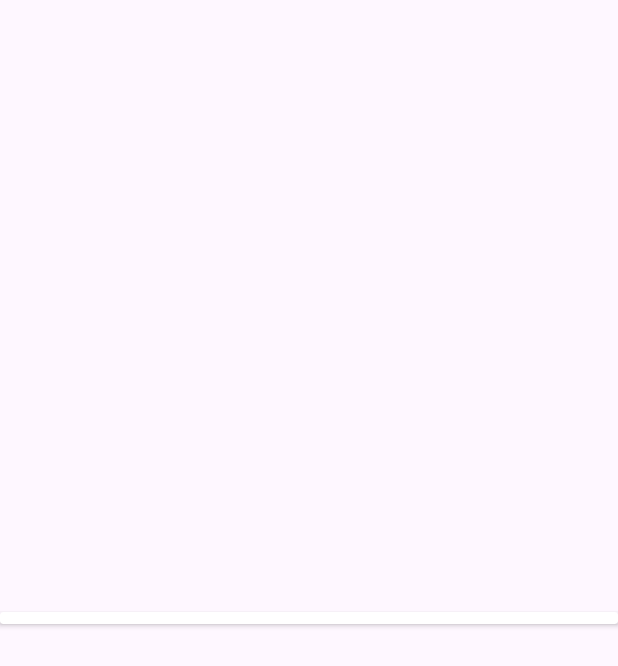
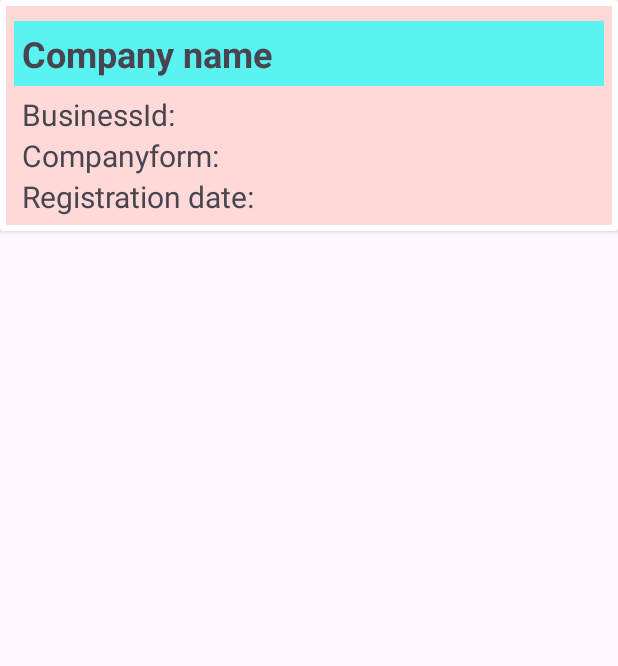
Before and after one commit to miikapihkola/AndroidJavaCourse, an Android app: the layout element_ytj_card.xml on its own in the app's theme, with its tools: preview values and no code run, on a phone screen of 412 x 824 dp. Shown: the top 666 px of the screen. Run offline under Robolectric (Android 15) with nearby library versions, the phone set to English and light mode, and no system bars.

Commit message:
HT11: Haku YTJ:n avoimesta rajapinnasta Ytj kortit tietoineen tulostuu Vielä tarvitaan filteröinti

```diff
--- a/app/src/main/AndroidManifest.xml
+++ b/app/src/main/AndroidManifest.xml
@@ -18,6 +18,7 @@
         tools:targetApi="31">
         <activity
             android:name=".YtjSearch"
+            android:parentActivityName=".MainActivity"
             android:exported="false" />
 
         <receiver
--- a/app/src/main/res/layout/element_ytj_card.xml
+++ b/app/src/main/res/layout/element_ytj_card.xml
@@ -3,54 +3,80 @@
     xmlns:app="http://schemas.android.com/apk/res-auto"
     xmlns:tools="http://schemas.android.com/tools"
     android:layout_width="match_parent"
-    android:layout_height="match_parent">
+    android:layout_height="wrap_content">
 
     <androidx.cardview.widget.CardView
         android:layout_width="match_parent"
         android:layout_height="wrap_content"
+        android:layout_marginBottom="20dp"
         app:layout_constraintBottom_toBottomOf="parent"
         app:layout_constraintEnd_toEndOf="parent"
         app:layout_constraintStart_toStartOf="parent"
         app:layout_constraintTop_toTopOf="parent">
 
         <androidx.constraintlayout.widget.ConstraintLayout
-            android:padding="4dp"
             android:layout_width="match_parent"
-            android:layout_height="match_parent">
+            android:layout_height="match_parent"
+            android:padding="4dp">
+
+            <LinearLayout
+                android:layout_width="match_parent"
+                android:layout_height="match_parent"
+                android:background="#FFD8D8"
+                android:orientation="vertical"
+                tools:layout_editor_absoluteX="4dp"
+                tools:layout_editor_absoluteY="4dp">
 
                 <TextView
                     android:id="@+id/title"
                     style="@style/TextAppearance.MaterialComponents.Headline3"
                     android:layout_width="match_parent"
                     android:layout_height="wrap_content"
-                android:layout_marginTop="4dp"
-                android:text="I'm a title"
-                app:layout_constraintEnd_toEndOf="parent"
-                app:layout_constraintStart_toStartOf="parent"
-                app:layout_constraintTop_toBottomOf="parent" />
+                    android:layout_marginLeft="5dp"
+                    android:layout_marginTop="10dp"
+                    android:layout_marginRight="5dp"
+                    android:layout_marginBottom="5dp"
+                    android:background="#5BF2F2"
+                    android:paddingLeft="5dp"
+                    android:paddingTop="5dp"
+                    android:paddingBottom="5dp"
+                    android:text="Company name"
+                    android:textSize="24sp"
+                    android:textStyle="bold" />
 
                 <TextView
-                android:id="@+id/subhead"
-                style="@style/TextAppearance.MaterialComponents.Subtitle2"
+                    android:id="@+id/businessId"
                     android:layout_width="match_parent"
                     android:layout_height="wrap_content"
-                android:layout_marginTop="4dp"
-                android:text="I'm a subhead"
-                app:layout_constraintEnd_toEndOf="parent"
-                app:layout_constraintStart_toStartOf="parent"
-                app:layout_constraintTop_toBottomOf="@id/title" />
+                    android:layout_marginLeft="5dp"
+                    android:layout_marginRight="5dp"
+                    android:paddingLeft="5dp"
+                    android:text="BusinessId: "
+                    android:textSize="20sp" />
 
                 <TextView
-                android:id="@+id/body"
-                style="@style/TextAppearance.MaterialComponents.Body1"
+                    android:id="@+id/companyForm"
                     android:layout_width="match_parent"
                     android:layout_height="wrap_content"
-                android:layout_marginTop="4dp"
-                android:text="I'm a supporting text. Very Lorem ipsum dolor sit amet, consectetur adipiscing elit, sed do eiusmod tempor incididunt ut labore et dolore magna aliqua. Ut enim ad minim veniam, quis nostrud exercitation ullamco laboris nisi ut aliquip ex ea commodo consequat. Duis aute irure dolor in reprehenderit in voluptate velit esse cillum dolore eu fugiat nulla pariatur. Excepteur sint occaecat cupidatat non proident, sunt in culpa qui officia deserunt mollit anim id est laborum."
-                app:layout_constraintEnd_toEndOf="parent"
-                app:layout_constraintStart_toStartOf="parent"
-                app:layout_constraintTop_toBottomOf="@id/subhead" />
+                    android:layout_marginLeft="5dp"
+                    android:layout_marginRight="5dp"
+                    android:paddingLeft="5dp"
+                    android:text="Companyform: "
+                    android:textSize="20sp" />
+
+                <TextView
+                    android:id="@+id/registrationDate"
+                    android:layout_width="match_parent"
+                    android:layout_height="wrap_content"
+                    android:layout_marginLeft="5dp"
+                    android:layout_marginRight="5dp"
+                    android:layout_marginBottom="5dp"
+                    android:paddingLeft="5dp"
+                    android:text="Registration date: "
+                    android:textSize="20sp" />
+
+            </LinearLayout>
+
         </androidx.constraintlayout.widget.ConstraintLayout>
     </androidx.cardview.widget.CardView>
-
 </androidx.constraintlayout.widget.ConstraintLayout>
--- a/gradle/libs.versions.toml
+++ b/gradle/libs.versions.toml
@@ -11,6 +11,7 @@ lifecycleLivedataKtx = "2.6.1"
 lifecycleViewmodelKtx = "2.6.1"
 navigationFragment = "2.8.8"
 navigationUi = "2.8.8"
+volley = "1.2.1"
 
 [libraries]
 junit = { group = "junit", name = "junit", version.ref = "junit" }
@@ -24,6 +25,7 @@ lifecycle-livedata-ktx = { group = "androidx.lifecycle", name = "lifecycle-lived
 lifecycle-viewmodel-ktx = { group = "androidx.lifecycle", name = "lifecycle-viewmodel-ktx", version.ref = "lifecycleViewmodelKtx" }
 navigation-fragment = { group = "androidx.navigation", name = "navigation-fragment", version.ref = "navigationFragment" }
 navigation-ui = { group = "androidx.navigation", name = "navigation-ui", version.ref = "navigationUi" }
+volley = { group = "com.android.volley", name = "volley", version.ref = "volley" }
 
 [plugins]
 android-application = { id = "com.android.application", version.ref = "agp" }
```
Also changed, not shown: app/src/main/java/com/example/androidjavacourse/Item.java (added, +8 -0 lines), app/src/main/java/com/example/androidjavacourse/YtjAdapter.java (added, +64 -0 lines), app/src/main/java/com/example/androidjavacourse/YtjSearch.java (+54 -8 lines), app/src/main/res/layout/activity_ytj_search.xml (+10 -0 lines). Lines whose indentation alone changed are shown as unchanged.
